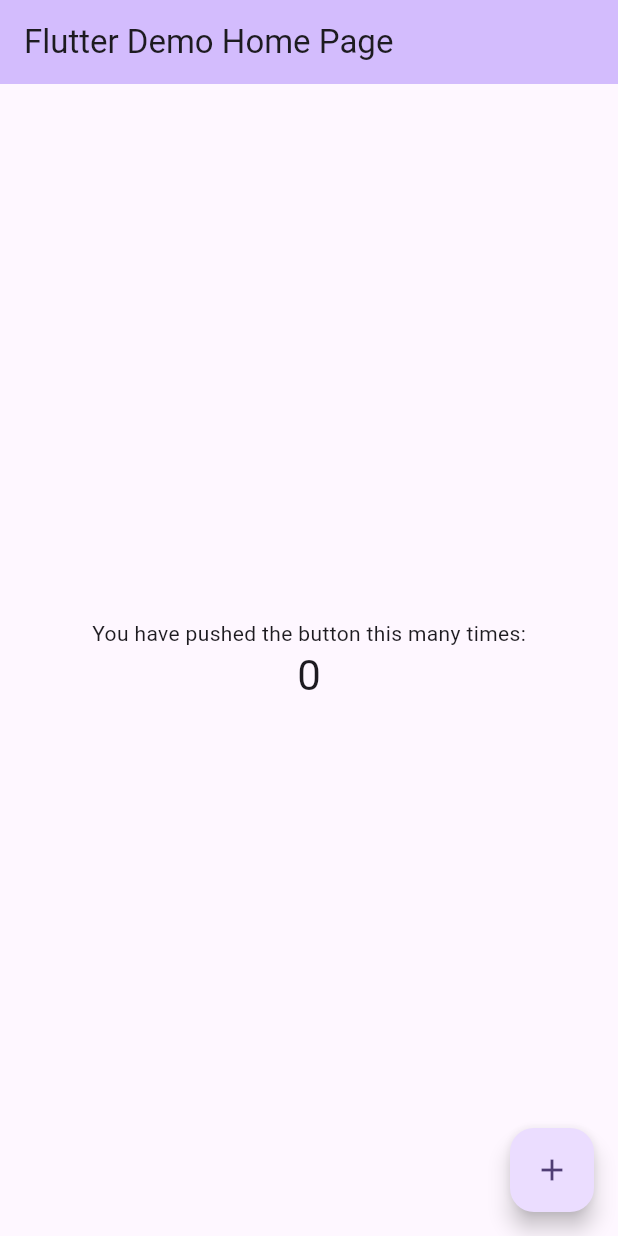
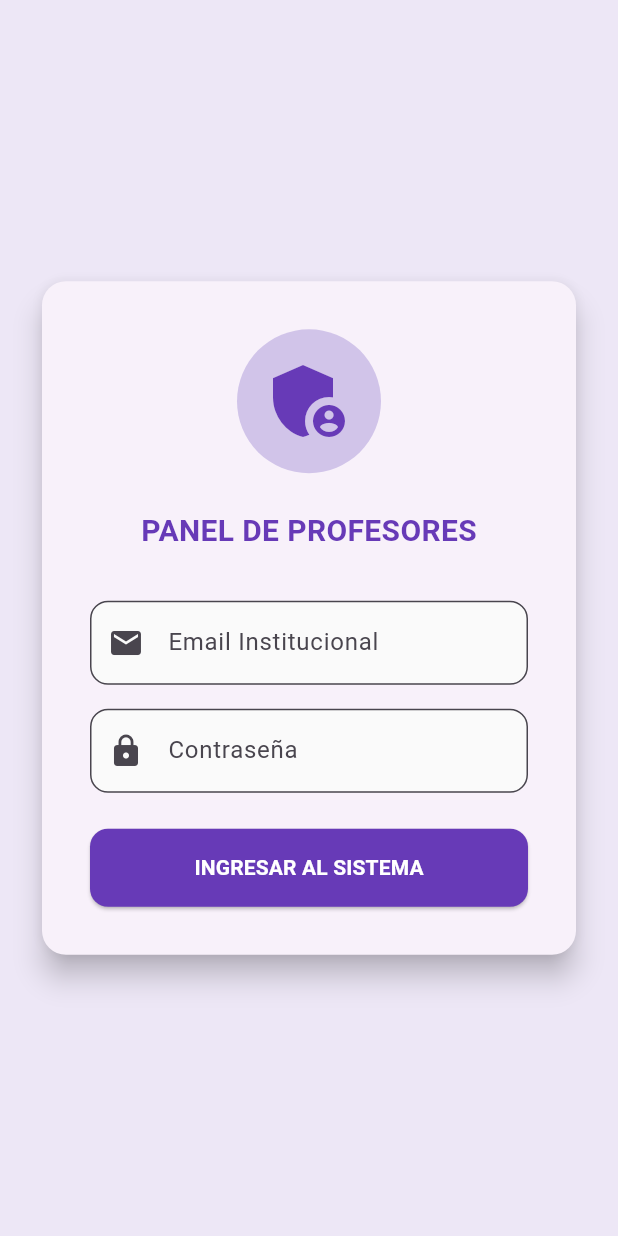
Before and after one commit to rollergang/AgarreFalsoAdmin, a Flutter app: the screen it shows after launch, on a phone screen of 412 x 824 dp. Run offline on Flutter 3.47's test engine with Material 3 defaults, Android fonts, the phone set to English and light mode, and no system bars; our stand-ins replace cloud_firestore, firebase_auth, firebase_core; accounts and stored records are empty.

Commit message:
Feat: Login terminado
Home es solo placeholder, hay que cambiar todo

```diff
--- a/lib/main.dart
+++ b/lib/main.dart
@@ -1,122 +1,41 @@
 import 'package:flutter/material.dart';
+import 'package:firebase_core/firebase_core.dart';
+import 'package:agarre_admin/screens/splash_screen.dart';
+import 'firebase_options.dart';
 
-void main() {
-  runApp(const MyApp());
+void main() async {
+  WidgetsFlutterBinding.ensureInitialized();
+
+  try {
+    if (Firebase.apps.isEmpty) {
+      await Firebase.initializeApp(
+        options: DefaultFirebaseOptions.currentPlatform,
+      );
+    }
+  } catch (e) {
+  }
+
+  runApp(const AdminApp());
 }
 
-class MyApp extends StatelessWidget {
-  const MyApp({super.key});
+class AdminApp extends StatelessWidget {
+  const AdminApp({super.key});
 
-  // This widget is the root of your application.
   @override
   Widget build(BuildContext context) {
     return MaterialApp(
-      title: 'Flutter Demo',
+      debugShowCheckedModeBanner: false,
+      title: 'Agarre Admin',
       theme: ThemeData(
-        // This is the theme of your application.
-        //
-        // TRY THIS: Try running your application with "flutter run". You'll see
-        // the application has a purple toolbar. Then, without quitting the app,
-        // try changing the seedColor in the colorScheme below to Colors.green
-        // and then invoke "hot reload" (save your changes or press the "hot
-        // reload" button in a Flutter-supported IDE, or press "r" if you used
-        // the command line to start the app).
-        //
-        // Notice that the counter didn't reset back to zero; the application
-        // state is not lost during the reload. To reset the state, use hot
-        // restart instead.
-        //
-        // This works for code too, not just values: Most code changes can be
-        // tested with just a hot reload.
-        colorScheme: .fromSeed(seedColor: Colors.deepPurple),
+        colorScheme: ColorScheme.fromSeed(seedColor: Colors.deepPurple),
+        useMaterial3: true,
+        appBarTheme: const AppBarTheme(
+          backgroundColor: Colors.deepPurple,
+          foregroundColor: Colors.white,
+          centerTitle: true,
+        ),
       ),
-      home: const MyHomePage(title: 'Flutter Demo Home Page'),
+      home: const SplashScreen(),
     );
   }
 }
-
-class MyHomePage extends StatefulWidget {
-  const MyHomePage({super.key, required this.title});
-
-  // This widget is the home page of your application. It is stateful, meaning
-  // that it has a State object (defined below) that contains fields that affect
-  // how it looks.
-
-  // This class is the configuration for the state. It holds the values (in this
-  // case the title) provided by the parent (in this case the App widget) and
-  // used by the build method of the State. Fields in a Widget subclass are
-  // always marked "final".
-
-  final String title;
-
-  @override
-  State<MyHomePage> createState() => _MyHomePageState();
-}
-
-class _MyHomePageState extends State<MyHomePage> {
-  int _counter = 0;
-
-  void _incrementCounter() {
-    setState(() {
-      // This call to setState tells the Flutter framework that something has
-      // changed in this State, which causes it to rerun the build method below
-      // so that the display can reflect the updated values. If we changed
-      // _counter without calling setState(), then the build method would not be
-      // called again, and so nothing would appear to happen.
-      _counter++;
-    });
-  }
-
-  @override
-  Widget build(BuildContext context) {
-    // This method is rerun every time setState is called, for instance as done
-    // by the _incrementCounter method above.
-    //
-    // The Flutter framework has been optimized to make rerunning build methods
-    // fast, so that you can just rebuild anything that needs updating rather
-    // than having to individually change instances of widgets.
-    return Scaffold(
-      appBar: AppBar(
-        // TRY THIS: Try changing the color here to a specific color (to
-        // Colors.amber, perhaps?) and trigger a hot reload to see the AppBar
-        // change color while the other colors stay the same.
-        backgroundColor: Theme.of(context).colorScheme.inversePrimary,
-        // Here we take the value from the MyHomePage object that was created by
-        // the App.build method, and use it to set our appbar title.
-        title: Text(widget.title),
-      ),
-      body: Center(
-        // Center is a layout widget. It takes a single child and positions it
-        // in the middle of the parent.
-        child: Column(
-          // Column is also a layout widget. It takes a list of children and
-          // arranges them vertically. By default, it sizes itself to fit its
-          // children horizontally, and tries to be as tall as its parent.
-          //
-          // Column has various properties to control how it sizes itself and
-          // how it positions its children. Here we use mainAxisAlignment to
-          // center the children vertically; the main axis here is the vertical
-          // axis because Columns are vertical (the cross axis would be
-          // horizontal).
-          //
-          // TRY THIS: Invoke "debug painting" (choose the "Toggle Debug Paint"
-          // action in the IDE, or press "p" in the console), to see the
-          // wireframe for each widget.
-          mainAxisAlignment: .center,
-          children: [
-            const Text('You have pushed the button this many times:'),
-            Text(
-              '$_counter',
-              style: Theme.of(context).textTheme.headlineMedium,
-            ),
-          ],
-        ),
-      ),
-      floatingActionButton: FloatingActionButton(
-        onPressed: _incrementCounter,
-        tooltip: 'Increment',
-        child: const Icon(Icons.add),
-      ),
-    );
-  }
-}
--- /dev/null
+++ b/lib/screens/login_screen.dart
@@ -0,0 +1,160 @@
+import 'package:agarre_admin/screens/home_screen.dart';
+import 'package:cloud_firestore/cloud_firestore.dart';
+import 'package:firebase_auth/firebase_auth.dart';
+import 'package:flutter/material.dart';
+
+class LoginScreen extends StatefulWidget {
+  const LoginScreen({super.key});
+
+  @override
+  State<LoginScreen> createState() => _LoginScreenState();
+}
+
+class _LoginScreenState extends State<LoginScreen> {
+  final _formKey = GlobalKey<FormState>();
+  String _email = '';
+  String _password = '';
+  bool _isLoading = false;
+
+  void _adminLogin() async {
+    if (_formKey.currentState!.validate()) {
+      _formKey.currentState!.save();
+      setState(() => _isLoading = true);
+
+      try {
+        // 1. Autenticación Básica
+        UserCredential userCredential = await FirebaseAuth.instance.signInWithEmailAndPassword(
+          email: _email,
+          password: _password,
+        );
+
+        // 2. VERIFICACIÓN DE SEGURIDAD (Portero)
+        final userDoc = await FirebaseFirestore.instance
+            .collection('admins')
+            .doc(userCredential.user!.uid)
+            .get();
+
+        if (userDoc.exists) {
+          // ✅ ES ADMIN - Entramos
+          if (mounted) {
+            Navigator.pushReplacement(
+              context,
+              MaterialPageRoute(builder: (_) => const AdminHomeScreen()),
+            );
+          }
+        } else {
+          // ❌ NO ES ADMIN - Expulsar
+          await FirebaseAuth.instance.signOut();
+          if (mounted) {
+            ScaffoldMessenger.of(context).showSnackBar(
+              SnackBar(
+                content: Row(
+                  children: const [
+                    Icon(Icons.lock, color: Colors.white),
+                    SizedBox(width: 10),
+                    Expanded(child: Text('ACCESO DENEGADO: No tienes permisos de administrador.')),
+                  ],
+                ),
+                backgroundColor: Colors.red.shade900,
+                behavior: SnackBarBehavior.floating,
+              ),
+            );
+          }
+        }
+
+      } catch (e) {
+        if (mounted) {
+          ScaffoldMessenger.of(context).showSnackBar(
+            SnackBar(content: Text('Error: ${e.toString()}'), backgroundColor: Colors.red),
+          );
+        }
+      } finally {
+        if (mounted) setState(() => _isLoading = false);
+      }
+    }
+  }
+
+  @override
+  Widget build(BuildContext context) {
+    return Scaffold(
+      backgroundColor: Colors.deepPurple.shade50,
+      body: Center(
+        child: SingleChildScrollView(
+          padding: const EdgeInsets.all(24),
+          child: Card(
+            elevation: 8,
+            shape: RoundedRectangleBorder(borderRadius: BorderRadius.circular(16)),
+            child: Padding(
+              padding: const EdgeInsets.all(32.0),
+              child: Form(
+                key: _formKey,
+                child: Column(
+                  mainAxisSize: MainAxisSize.min,
+                  children: [
+                    Container(
+                      padding: const EdgeInsets.all(16),
+                      decoration: BoxDecoration(
+                        color: Colors.deepPurple.shade100,
+                        shape: BoxShape.circle,
+                      ),
+                      child: const Icon(Icons.admin_panel_settings, size: 64, color: Colors.deepPurple),
+                    ),
+                    const SizedBox(height: 24),
+                    const Text(
+                      "PANEL DE PROFESORES",
+                      style: TextStyle(fontWeight: FontWeight.bold, fontSize: 20, color: Colors.deepPurple),
+                    ),
+                    const SizedBox(height: 32),
+
+                    TextFormField(
+                      decoration: InputDecoration(
+                        labelText: 'Email Institucional',
+                        prefixIcon: const Icon(Icons.email),
+                        border: OutlineInputBorder(borderRadius: BorderRadius.circular(12)),
+                        filled: true,
+                        fillColor: Colors.grey.shade50,
+                      ),
+                      onSaved: (val) => _email = val!.trim(),
+                      validator: (val) => val!.isEmpty ? 'Requerido' : null,
+                    ),
+                    const SizedBox(height: 16),
+
+                    TextFormField(
+                      decoration: InputDecoration(
+                        labelText: 'Contraseña',
+                        prefixIcon: const Icon(Icons.lock),
+                        border: OutlineInputBorder(borderRadius: BorderRadius.circular(12)),
+                        filled: true,
+                        fillColor: Colors.grey.shade50,
+                      ),
+                      obscureText: true,
+                      onSaved: (val) => _password = val!,
+                      validator: (val) => val!.isEmpty ? 'Requerido' : null,
+                    ),
+                    const SizedBox(height: 24),
+
+                    SizedBox(
+                      width: double.infinity,
+                      child: _isLoading
+                        ? const Center(child: CircularProgressIndicator())
+                        : ElevatedButton(
+                            onPressed: _adminLogin,
+                            style: ElevatedButton.styleFrom(
+                              backgroundColor: Colors.deepPurple,
+                              foregroundColor: Colors.white,
+                              padding: const EdgeInsets.symmetric(vertical: 16),
+                              shape: RoundedRectangleBorder(borderRadius: BorderRadius.circular(12)),
+                            ),
+                            child: const Text("INGRESAR AL SISTEMA", style: TextStyle(fontWeight: FontWeight.bold)),
+                          ),
+                    )
+                  ],
+                ),
+              ),
+            ),
+          ),
+        ),
+      ),
+    );
+  }
+}
--- a/pubspec.yaml
+++ b/pubspec.yaml
@@ -34,6 +34,9 @@ dependencies:
   # The following adds the Cupertino Icons font to your application.
   # Use with the CupertinoIcons class for iOS style icons.
   cupertino_icons: ^1.0.8
+  firebase_core: ^4.2.1
+  firebase_auth: ^6.1.2
+  cloud_firestore: ^6.1.0
 
 dev_dependencies:
   flutter_test:
```
Also changed, not shown: lib/screens/home_screen.dart (added, +128 -0 lines), lib/screens/splash_screen.dart (added, +91 -0 lines), firebase.json (added), lib/firebase_options.dart (added), pubspec.lock, 6 other files.
